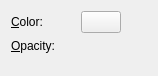
The window that krita/plugins/generators/solid/wdgcoloroptions.ui (KDE/krita) describes before a commit, drawn with Qt 5.
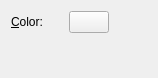
The same window after the commit. Custom widgets are drawn as their Qt base class.

Commit message: Don't need an opacity for the solid-color generator, it's redundant with layer opacity.

```diff
--- a/krita/plugins/generators/solid/wdgcoloroptions.ui
+++ b/krita/plugins/generators/solid/wdgcoloroptions.ui
@@ -6,7 +6,7 @@
     <x>0</x>
     <y>0</y>
     <width>158</width>
-    <height>76</height>
+    <height>78</height>
    </rect>
   </property>
   <layout class="QGridLayout" name="gridLayout" >
@@ -39,17 +39,7 @@
      </property>
     </spacer>
    </item>
-   <item row="1" column="0" >
-    <widget class="QLabel" name="label_2" >
-     <property name="text" >
-      <string>&amp;Opacity:</string>
-     </property>
-     <property name="buddy" >
-      <cstring>intOpacity</cstring>
-     </property>
-    </widget>
-   </item>
-   <item row="2" column="1" >
+   <item row="1" column="1" >
     <spacer>
      <property name="orientation" >
       <enum>Qt::Vertical</enum>
@@ -65,9 +55,6 @@
      </property>
     </spacer>
    </item>
-   <item row="1" column="2" >
-    <widget class="KoSliderCombo" native="1" name="intOpacity" />
-   </item>
   </layout>
  </widget>
  <layoutdefault spacing="6" margin="11" />
@@ -78,11 +65,6 @@
    <extends>QPushButton</extends>
    <header>kcolorbutton.h</header>
   </customwidget>
-  <customwidget>
-   <class>KoSliderCombo</class>
-   <extends>QWidget</extends>
-   <header>KoSliderCombo.h</header>
-  </customwidget>
  </customwidgets>
  <resources/>
  <connections/>
```
The commit also changes 2 other files.
